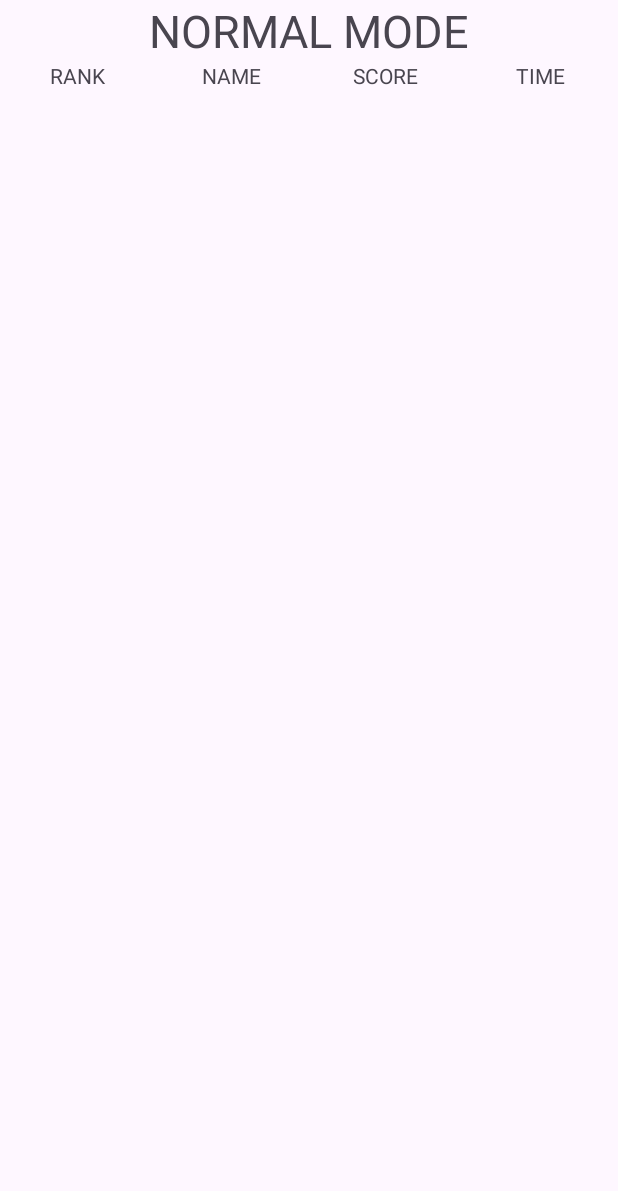
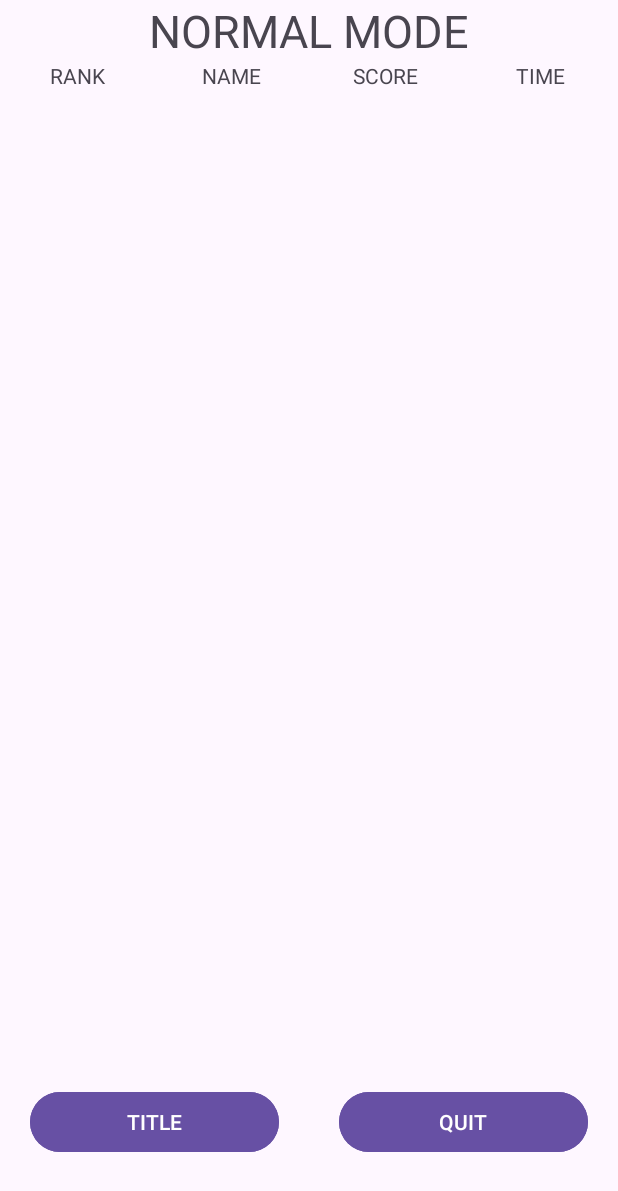
Before and after one commit to yuanmu2004/AircraftWar2024, an Android app: the RankListActivity screen opened directly, with no data from a screen before it, on a phone screen of 412 x 824 dp. Shown: the top 1191 px of the screen. Run offline under Robolectric (Android 15) with nearby library versions, the phone set to English and light mode, and no system bars.

Commit message:
add buttons to RankListActivity

```diff
--- /dev/null
+++ b/app/src/main/java/com/example/aircraftwar2024/activity/ActivityManager.java
@@ -0,0 +1,74 @@
+package com.example.aircraftwar2024.activity;
+
+
+import android.app.Activity;
+import android.content.Context;
+import android.util.Log;
+
+import java.util.Stack;
+
+public class ActivityManager {
+    private static Stack<Activity> activityStack;
+    private static ActivityManager instance;
+
+    public ActivityManager() {
+    }
+
+    public static ActivityManager getActivityManager(){
+        if(instance == null){
+            instance = new ActivityManager();
+        }
+        return instance;
+    }
+
+    public void addActivity(Activity activity){
+        if(activityStack == null){
+            activityStack = new Stack<Activity>();
+        }
+        activityStack.add(activity);
+    }
+
+    public Activity currentActivity(){
+        Activity activity = activityStack.lastElement();
+        return activity;
+    }
+
+    public void finishActivity(){
+        Activity activity = activityStack.lastElement();
+        finishActivity(activity);
+    }
+
+    public void finishActivity(Activity activity) {
+        if (activity != null) {
+            activityStack.remove(activity);
+            activity.finish();
+            activity = null;
+        }
+    }
+
+    public void finishActivity(Class<?> cls){
+        for(Activity activity : activityStack){
+            if(activity.getClass().equals(cls)){
+                finishActivity(activity);
+            }
+        }
+    }
+
+    public void finishAllActivity(){
+        for(int i = 0,size = activityStack.size();i<size;i++){
+            if(activityStack.get(i) != null){
+                activityStack.get(i).finish();;
+            }
+        }
+        activityStack.clear();
+    }
+
+    public void exitApp (Context context){
+        try{
+            finishAllActivity();
+            System.exit(0);
+            android.os.Process.killProcess(android.os.Process.myPid());
+        }catch(Exception ex){
+        }
+    }
+}
--- a/app/src/main/java/com/example/aircraftwar2024/activity/RankListActivity.java
+++ b/app/src/main/java/com/example/aircraftwar2024/activity/RankListActivity.java
@@ -29,6 +29,8 @@ public class RankListActivity extends AppCompatActivity {
 
 
         super.onCreate(savedInstanceState);
+        ActivityManager activityManager = ActivityManager.getActivityManager();
+        activityManager.addActivity(this);
 //        dataAccess.clear();
 //        dataAccess.add("Lin", 234, new Date(System.currentTimeMillis()).toString());
 //        dataAccess.add("Lu", 432, new Date(System.currentTimeMillis()).toString());
--- a/app/src/main/res/layout/activity_record.xml
+++ b/app/src/main/res/layout/activity_record.xml
@@ -18,9 +18,39 @@
         android:id="@+id/rank_list"
         android:layout_width="match_parent"
         android:layout_height="wrap_content"
-        android:layout_marginTop="16dp"
         app:layout_constraintTop_toBottomOf="@+id/header"
         tools:layout_editor_absoluteX="51dp" />
+    <LinearLayout
+        android:id="@+id/button_space"
+        android:layout_width="0dp"
+        android:layout_height="100dp"
+        android:orientation="horizontal"
+        app:layout_constraintBottom_toBottomOf="parent"
+        app:layout_constraintStart_toStartOf="parent"
+        app:layout_constraintEnd_toEndOf="parent"
+        >
+        <Button
+            android:id="@+id/main_menu_button"
+            android:layout_width="0dp"
+            android:layout_height="wrap_content"
+            android:layout_weight="1"
+            android:text="TITLE"
+            android:layout_marginStart="20dp"
+            android:layout_marginEnd="20dp"
+            android:backgroundTint="@color/purple"
+            android:textColor="@color/white"/>
+        <Button
+            android:id="@+id/exit_button"
+            android:layout_width="0dp"
+            android:layout_height="wrap_content"
+            android:layout_weight="1"
+            android:text="QUIT"
+            android:layout_marginStart="20dp"
+            android:layout_marginEnd="20dp"
+            android:backgroundTint="@color/purple"
+            android:textColor="@color/white"/>
+    </LinearLayout>
+
 
     <LinearLayout
         android:id="@+id/header"
```
